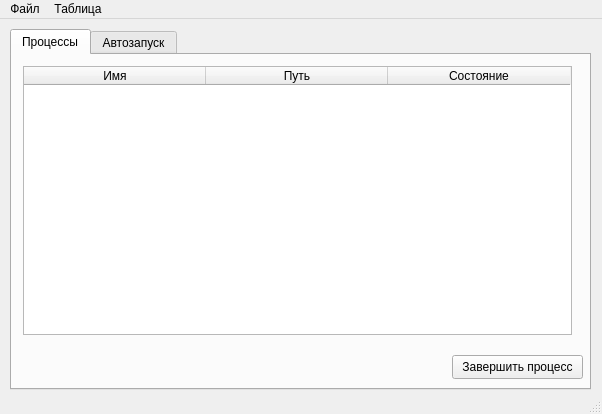
f1shaa/Project1, file Project1/Project1.ui: the form before one commit.
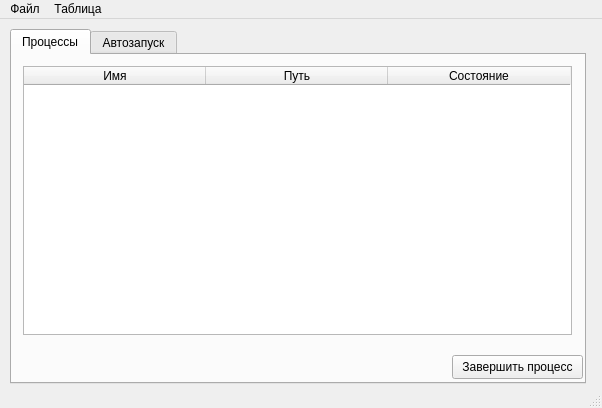
The form after the commit. The open tabs and pages were chosen to show the change.

```diff
--- a/Project1/Project1.ui
+++ b/Project1/Project1.ui
@@ -7,7 +7,7 @@
     <x>0</x>
     <y>0</y>
     <width>602</width>
-    <height>414</height>
+    <height>408</height>
    </rect>
   </property>
   <property name="windowTitle">
@@ -19,8 +19,8 @@
      <rect>
       <x>10</x>
       <y>10</y>
-      <width>581</width>
-      <height>361</height>
+      <width>576</width>
+      <height>355</height>
      </rect>
     </property>
     <property name="currentIndex">
```
Left out of the diff: 2 changed lines with no effect on the pictures.
